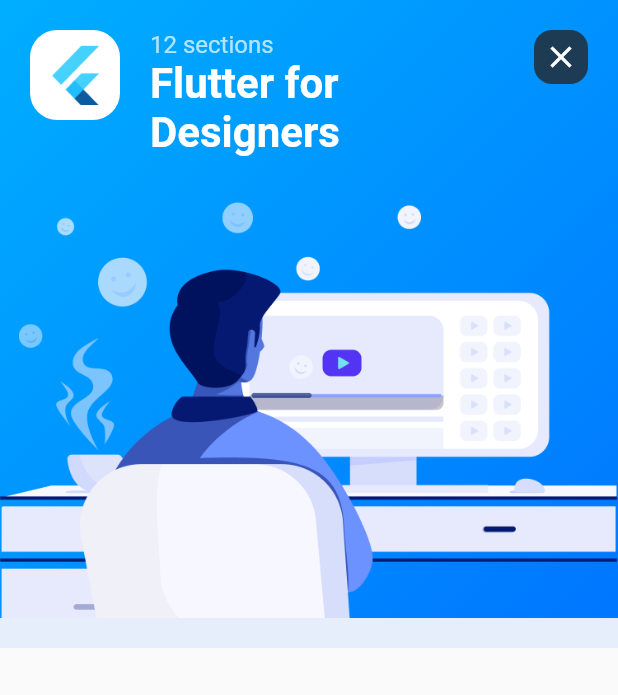
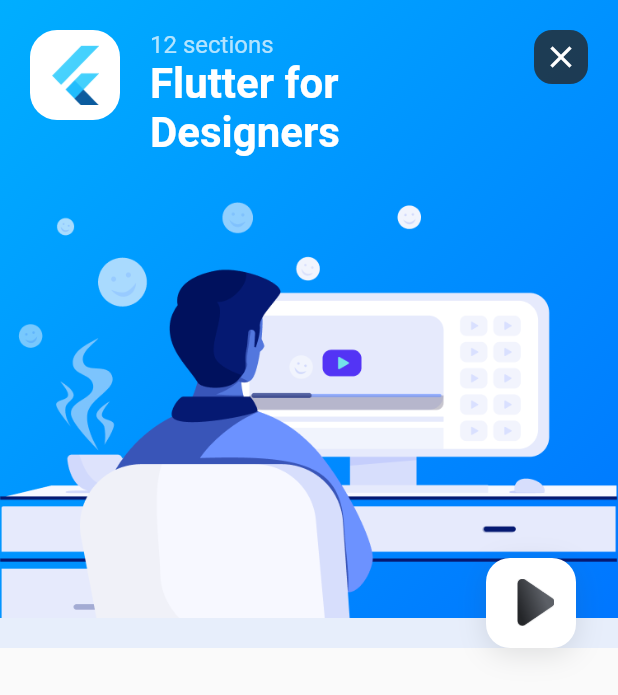
Before and after one commit to Dushani-Ranasinghe/designcode, a Flutter app: the screen it shows after launch, after a tap on "12 sections", on a phone screen of 412 x 824 dp. Shown: the top 695 px of the screen. Run offline on Flutter 3.47's test engine with Material 2 defaults, Android fonts, the phone set to English and light mode, and no system bars; our stand-ins replace sliding_up_panel.

Commit message:
added play buton to course screen

```diff
--- a/lib/screens/course_screen.dart
+++ b/lib/screens/course_screen.dart
@@ -54,7 +54,7 @@
                                       borderRadius: BorderRadius.circular(18.0),
                                     ),
                                     child: Hero(
-                                        tag: widget.course.logo,
+                                      tag: widget.course.logo,
                                       child: Image.asset(
                                         'asset/logos/${widget.course.logo}',
                                       ),
@@ -125,6 +125,31 @@
                         ),
                       ),
                     ),
+                  ),
+                  Padding(
+                    padding: EdgeInsets.only(right: 28.0),
+                    child: Container(
+                      padding: EdgeInsets.only(
+                        top: 12.5,
+                        bottom: 13.5,
+                        left: 20.5,
+                        right: 14.5,
+                      ),
+                      decoration: BoxDecoration(
+                        color: Colors.white,
+                        borderRadius: BorderRadius.circular(16.0),
+                        boxShadow: [
+                          BoxShadow(
+                            color: kShadowColor,
+                            blurRadius: 16.0,
+                            offset: Offset(0, 4),
+                          ),
+                        ],
+                      ),
+                      width: 60.0,
+                      height: 60.0,
+                      child: Image.asset('asset/icons/icon-play.png'),
+                    ),
                   )
                 ],
               ),
```
